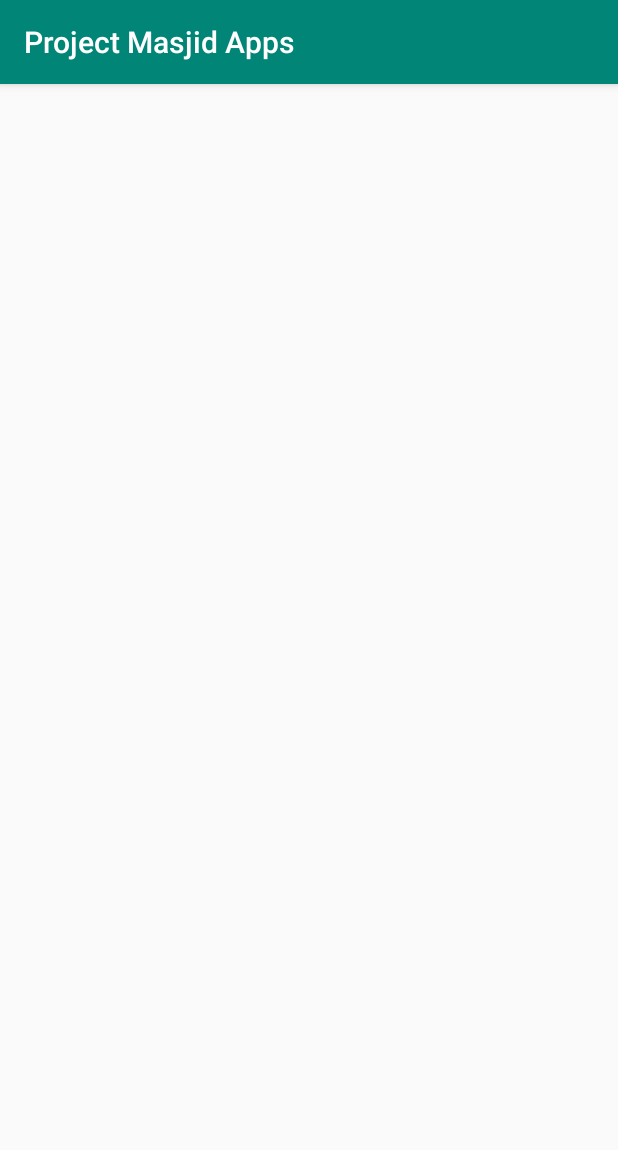
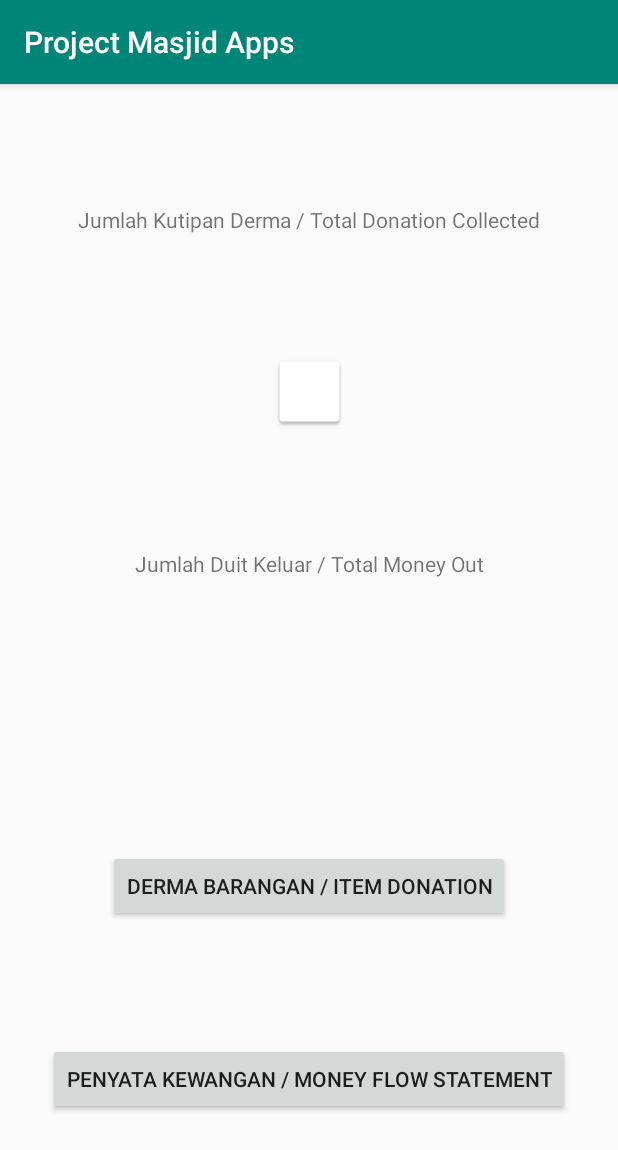
Before and after one commit to bomohit/Masjid-App, an Android app: the DonationMain screen opened directly, with no data from a screen before it, on a phone screen of 412 x 824 dp. Shown: the top 1150 px of the screen. Run offline under Robolectric (Android 15) with nearby library versions, the phone set to English and light mode, and no system bars.

Commit message:
create basic ui fofr Donation Main

```diff
--- a/app/src/main/res/layout/donation_main.xml
+++ b/app/src/main/res/layout/donation_main.xml
@@ -1,6 +1,74 @@
 <?xml version="1.0" encoding="utf-8"?>
-<androidx.constraintlayout.widget.ConstraintLayout
-    xmlns:android="http://schemas.android.com/apk/res/android" android:layout_width="match_parent"
+<androidx.constraintlayout.widget.ConstraintLayout xmlns:android="http://schemas.android.com/apk/res/android"
+    xmlns:app="http://schemas.android.com/apk/res-auto"
+    xmlns:tools="http://schemas.android.com/tools"
+    android:layout_width="match_parent"
     android:layout_height="match_parent">
 
+    <TextView
+        android:id="@+id/textView16"
+        android:layout_width="wrap_content"
+        android:layout_height="wrap_content"
+        android:text="Jumlah Kutipan Derma / Total Donation Collected"
+        app:layout_constraintBottom_toTopOf="@+id/viewTotalCollected"
+        app:layout_constraintEnd_toEndOf="parent"
+        app:layout_constraintHorizontal_bias="0.5"
+        app:layout_constraintStart_toStartOf="parent"
+        app:layout_constraintTop_toTopOf="parent" />
+
+    <TextView
+        android:id="@+id/viewTotalCollected"
+        android:layout_width="wrap_content"
+        android:layout_height="wrap_content"
+        android:background="@drawable/common_google_signin_btn_icon_light_normal_background"
+        app:layout_constraintBottom_toTopOf="@+id/textView20"
+        app:layout_constraintEnd_toEndOf="parent"
+        app:layout_constraintHorizontal_bias="0.5"
+        app:layout_constraintStart_toStartOf="parent"
+        app:layout_constraintTop_toBottomOf="@+id/textView16"
+        tools:text="RM20,000,000" />
+
+    <TextView
+        android:id="@+id/textView20"
+        android:layout_width="wrap_content"
+        android:layout_height="wrap_content"
+        android:text="Jumlah Duit Keluar / Total Money Out"
+        app:layout_constraintBottom_toTopOf="@+id/viewTotalOut"
+        app:layout_constraintEnd_toEndOf="parent"
+        app:layout_constraintHorizontal_bias="0.5"
+        app:layout_constraintStart_toStartOf="parent"
+        app:layout_constraintTop_toBottomOf="@+id/viewTotalCollected" />
+
+    <TextView
+        android:id="@+id/viewTotalOut"
+        android:layout_width="wrap_content"
+        android:layout_height="wrap_content"
+        app:layout_constraintBottom_toTopOf="@+id/buttonItemDonation"
+        app:layout_constraintEnd_toEndOf="parent"
+        app:layout_constraintHorizontal_bias="0.5"
+        app:layout_constraintStart_toStartOf="parent"
+        app:layout_constraintTop_toBottomOf="@+id/textView20"
+        tools:text="10,000,000" />
+
+    <Button
+        android:id="@+id/buttonItemDonation"
+        android:layout_width="wrap_content"
+        android:layout_height="wrap_content"
+        android:text="Derma Barangan / Item Donation"
+        app:layout_constraintBottom_toTopOf="@+id/button3"
+        app:layout_constraintEnd_toEndOf="parent"
+        app:layout_constraintHorizontal_bias="0.5"
+        app:layout_constraintStart_toStartOf="parent"
+        app:layout_constraintTop_toBottomOf="@+id/viewTotalOut" />
+
+    <Button
+        android:id="@+id/button3"
+        android:layout_width="wrap_content"
+        android:layout_height="wrap_content"
+        android:text="Penyata kewangan / Money Flow Statement"
+        app:layout_constraintBottom_toBottomOf="parent"
+        app:layout_constraintEnd_toEndOf="parent"
+        app:layout_constraintHorizontal_bias="0.5"
+        app:layout_constraintStart_toStartOf="parent"
+        app:layout_constraintTop_toBottomOf="@+id/buttonItemDonation" />
 </androidx.constraintlayout.widget.ConstraintLayout>
```
